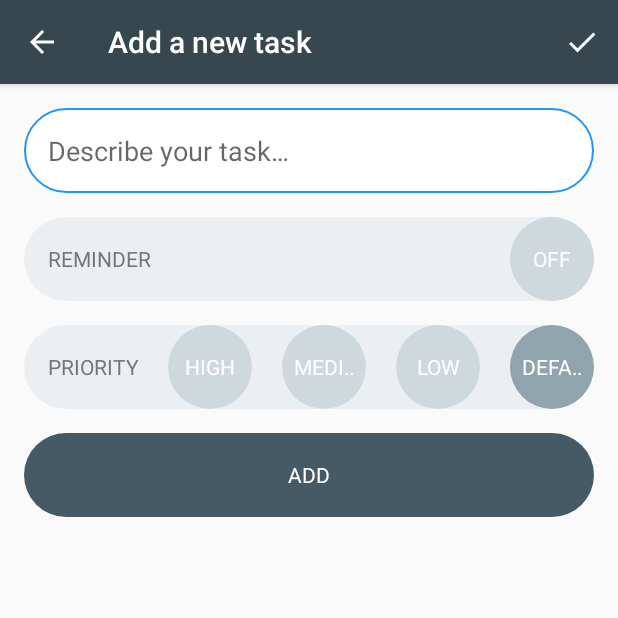
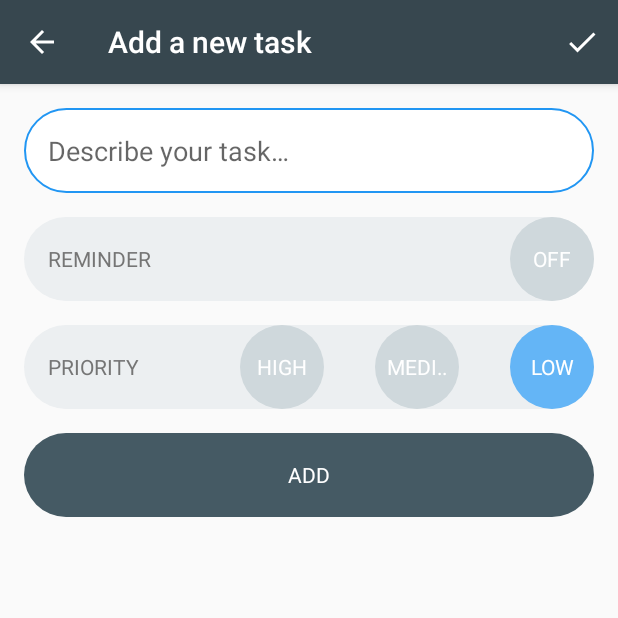
Before and after one commit to choliy/ToDoList, an Android app: the TaskActivity screen opened directly, with no data from a screen before it, on a phone screen of 412 x 824 dp, the top half of it. Run offline under Robolectric (Android 15) with nearby library versions, the phone set to English and light mode, and no system bars.

Commit message:
Updated UI

```diff
--- a/app/build.gradle
+++ b/app/build.gradle
@@ -7,8 +7,8 @@ android {
         applicationId "com.choliy.igor.todolist"
         minSdkVersion 17
         targetSdkVersion 25
-        versionCode 9
-        versionName "1.5.4"
+        versionCode 10
+        versionName "1.5.5"
     }
     buildTypes {
         release {
--- a/app/src/main/java/com/choliy/igor/todolist/activity/TaskActivity.java
+++ b/app/src/main/java/com/choliy/igor/todolist/activity/TaskActivity.java
@@ -41,8 +41,8 @@ public class TaskActivity extends AppCompatActivity implements View.OnClickListe
 
     // Variables for handle changes for unsaved changes dialog
     private long mSavedReminderTime;
-    private int mPriority = ProjectConstants.PRIORITY_DEFAULT;
-    private int mPriorityChanged = ProjectConstants.PRIORITY_DEFAULT;
+    private int mPriority = ProjectConstants.PRIORITY_LOW;
+    private int mPriorityChanged = ProjectConstants.PRIORITY_LOW;
     private String mSavedDescription = ProjectConstants.DESCRIPTION_EMPTY;
 
     protected void onCreate(Bundle savedInstanceState) {
@@ -118,10 +118,6 @@ public class TaskActivity extends AppCompatActivity implements View.OnClickListe
                 mPriority = ProjectConstants.PRIORITY_LOW;
                 TaskUtils.setButtonBackground(this, mPriority);
                 break;
-            case R.id.buttonDefault:
-                mPriority = ProjectConstants.PRIORITY_DEFAULT;
-                TaskUtils.setButtonBackground(this, mPriority);
-                break;
             case R.id.buttonAction:
                 addOrUpdateTask();
                 break;
@@ -176,6 +172,11 @@ public class TaskActivity extends AppCompatActivity implements View.OnClickListe
             ReminderUtils.sReminderId = cursor.getLong(idIndex);
             String description = cursor.getString(descriptionIndex);
             mPriority = cursor.getInt(priorityIndex);
+
+            // For avoiding bugs in old versions of the app after updating
+            if (mPriority == ProjectConstants.PRIORITY_DEFAULT)
+                mPriority = ProjectConstants.PRIORITY_LOW;
+
             if (ReminderUtils.sReminderTime > ProjectConstants.REMINDER_TIME_NULL)
                 mSavedReminderTime = ReminderUtils.sReminderTime;
             else
@@ -282,14 +283,12 @@ public class TaskActivity extends AppCompatActivity implements View.OnClickListe
         TextView buttonHigh = (TextView) findViewById(R.id.buttonHigh);
         TextView buttonMedium = (TextView) findViewById(R.id.buttonMedium);
         TextView buttonLow = (TextView) findViewById(R.id.buttonLow);
-        TextView buttonDefault = (TextView) findViewById(R.id.buttonDefault);
         TextView buttonReminder = (TextView) findViewById(R.id.buttonReminder);
 
         mButtonAction.setOnClickListener(this);
         buttonHigh.setOnClickListener(this);
         buttonMedium.setOnClickListener(this);
         buttonLow.setOnClickListener(this);
-        buttonDefault.setOnClickListener(this);
         buttonReminder.setOnClickListener(this);
         buttonReminder.setOnLongClickListener(new View.OnLongClickListener() {
             @Override
--- a/app/src/main/java/com/choliy/igor/todolist/util/ReminderUtils.java
+++ b/app/src/main/java/com/choliy/igor/todolist/util/ReminderUtils.java
@@ -72,9 +72,6 @@ public final class ReminderUtils {
             case ProjectConstants.PRIORITY_LOW:
                 builder.setColor(ContextCompat.getColor(context, R.color.colorLow));
                 break;
-            case ProjectConstants.PRIORITY_DEFAULT:
-                builder.setColor(ContextCompat.getColor(context, R.color.colorDefaultDark));
-                break;
         }
 
         NotificationManager notificationManager =
--- a/app/src/main/java/com/choliy/igor/todolist/util/TaskUtils.java
+++ b/app/src/main/java/com/choliy/igor/todolist/util/TaskUtils.java
@@ -65,43 +65,37 @@ public final class TaskUtils {
         TextView buttonHigh = (TextView) ((Activity) context).findViewById(R.id.buttonHigh);
         TextView buttonMedium = (TextView) ((Activity) context).findViewById(R.id.buttonMedium);
         TextView buttonLow = (TextView) ((Activity) context).findViewById(R.id.buttonLow);
-        TextView buttonDefault = (TextView) ((Activity) context).findViewById(R.id.buttonDefault);
 
         GradientDrawable priorityHigh = (GradientDrawable) buttonHigh.getBackground();
         GradientDrawable priorityMedium = (GradientDrawable) buttonMedium.getBackground();
         GradientDrawable priorityLow = (GradientDrawable) buttonLow.getBackground();
-        GradientDrawable priorityDefault = (GradientDrawable) buttonDefault.getBackground();
 
         final int colorHigh = ContextCompat.getColor(context, R.color.colorHigh);
         final int colorMedium = ContextCompat.getColor(context, R.color.colorMedium);
         final int colorLow = ContextCompat.getColor(context, R.color.colorLow);
         final int colorDefault = ContextCompat.getColor(context, R.color.colorDefault);
-        final int colorDefaultDark = ContextCompat.getColor(context, R.color.colorDefaultDark);
 
         switch (priority) {
             case ProjectConstants.PRIORITY_HIGH:
                 priorityHigh.setColor(colorHigh);
                 priorityMedium.setColor(colorDefault);
                 priorityLow.setColor(colorDefault);
-                priorityDefault.setColor(colorDefault);
                 break;
             case ProjectConstants.PRIORITY_MEDIUM:
                 priorityHigh.setColor(colorDefault);
                 priorityMedium.setColor(colorMedium);
                 priorityLow.setColor(colorDefault);
-                priorityDefault.setColor(colorDefault);
                 break;
             case ProjectConstants.PRIORITY_LOW:
                 priorityHigh.setColor(colorDefault);
                 priorityMedium.setColor(colorDefault);
                 priorityLow.setColor(colorLow);
-                priorityDefault.setColor(colorDefault);
                 break;
+            // For avoiding bugs in old versions of the app after updating
             case ProjectConstants.PRIORITY_DEFAULT:
                 priorityHigh.setColor(colorDefault);
                 priorityMedium.setColor(colorDefault);
-                priorityLow.setColor(colorDefault);
-                priorityDefault.setColor(colorDefaultDark);
+                priorityLow.setColor(colorLow);
                 break;
         }
     }
--- a/app/src/main/res/drawable/priority_background.xml
+++ b/app/src/main/res/drawable/priority_background.xml
@@ -4,6 +4,6 @@
     android:shape="rectangle">
 
     <corners android:radius="@dimen/button_radius"/>
-    <solid android:color="@color/colorPriorityBackground"/>
+    <solid android:color="@color/colorToolsBackground"/>
 
 </shape>
--- a/app/src/main/res/layout-land/activity_task.xml
+++ b/app/src/main/res/layout-land/activity_task.xml
@@ -34,33 +34,26 @@
                     style="@style/TextViewStyle"
                     android:text="@string/priority_text"/>
 
-                <View style="@style/ViewStyle"/>
+                <View style="@style/ViewSecondStyle"/>
 
                 <TextView
                     android:id="@+id/buttonHigh"
                     style="@style/ButtonPriorityStyle"
                     android:text="@string/button_high"/>
 
-                <View style="@style/ViewStyle"/>
+                <View style="@style/ViewFirstStyle"/>
 
                 <TextView
                     android:id="@+id/buttonMedium"
                     style="@style/ButtonPriorityStyle"
                     android:text="@string/button_medium"/>
 
-                <View style="@style/ViewStyle"/>
+                <View style="@style/ViewFirstStyle"/>
 
                 <TextView
                     android:id="@+id/buttonLow"
                     style="@style/ButtonPriorityStyle"
                     android:text="@string/button_low"/>
-
-                <View style="@style/ViewStyle"/>
-
-                <TextView
-                    android:id="@+id/buttonDefault"
-                    style="@style/ButtonPriorityStyle"
-                    android:text="@string/button_default"/>
 
             </LinearLayout>
 
@@ -75,7 +68,7 @@
                     style="@style/TextViewStyle"
                     android:text="@string/reminder_text"/>
 
-                <View style="@style/ViewStyle"/>
+                <View style="@style/ViewFirstStyle"/>
 
                 <TextView
                     android:id="@+id/buttonReminder"
--- a/app/src/main/res/layout/activity_task.xml
+++ b/app/src/main/res/layout/activity_task.xml
@@ -26,7 +26,7 @@
                 style="@style/TextViewStyle"
                 android:text="@string/reminder_text"/>
 
-            <View style="@style/ViewStyle"/>
+            <View style="@style/ViewFirstStyle"/>
 
             <TextView
                 android:id="@+id/buttonReminder"
@@ -46,33 +46,26 @@
                 style="@style/TextViewStyle"
                 android:text="@string/priority_text"/>
 
-            <View style="@style/ViewStyle"/>
+            <View style="@style/ViewSecondStyle"/>
 
             <TextView
                 android:id="@+id/buttonHigh"
                 style="@style/ButtonPriorityStyle"
                 android:text="@string/button_high"/>
 
-            <View style="@style/ViewStyle"/>
+            <View style="@style/ViewFirstStyle"/>
 
             <TextView
                 android:id="@+id/buttonMedium"
                 style="@style/ButtonPriorityStyle"
                 android:text="@string/button_medium"/>
 
-            <View style="@style/ViewStyle"/>
+            <View style="@style/ViewFirstStyle"/>
 
             <TextView
                 android:id="@+id/buttonLow"
                 style="@style/ButtonPriorityStyle"
                 android:text="@string/button_low"/>
-
-            <View style="@style/ViewStyle"/>
-
-            <TextView
-                android:id="@+id/buttonDefault"
-                style="@style/ButtonPriorityStyle"
-                android:text="@string/button_default"/>
 
         </LinearLayout>
 
--- a/app/src/main/res/layout/dialog_reminder.xml
+++ b/app/src/main/res/layout/dialog_reminder.xml
@@ -59,7 +59,7 @@
             android:layout_weight="1"
             android:gravity="center_horizontal"
             android:text="@string/dialog_date_text"
-            android:textColor="@color/colorDefaultDark"
+            android:textColor="@color/colorSecondaryText"
             android:textSize="@dimen/text_small"/>
 
         <TextView
@@ -69,7 +69,7 @@
             android:layout_weight="1"
             android:gravity="center_horizontal"
             android:text="@string/dialog_time_text"
-            android:textColor="@color/colorDefaultDark"
+            android:textColor="@color/colorSecondaryText"
             android:textSize="@dimen/text_small"/>
 
     </LinearLayout>
--- a/app/src/main/res/values/colors.xml
+++ b/app/src/main/res/values/colors.xml
@@ -7,9 +7,8 @@
     <color name="colorAccent">#2196F3</color>
 
     <!-- Colors for task priority selection -->
-    <color name="colorPriorityBackground">#ECEFF1</color>
+    <color name="colorToolsBackground">#ECEFF1</color>
     <color name="colorDefault">#CFD8DC</color>
-    <color name="colorDefaultDark">#90A4AE</color>
     <color name="colorHigh">#EF5350</color>
     <color name="colorMedium">#FFCA28</color>
     <color name="colorLow">#64B5F6</color>
--- a/app/src/main/res/values/dimens.xml
+++ b/app/src/main/res/values/dimens.xml
@@ -10,7 +10,7 @@
     <dimen name="priority_size">56dp</dimen>
     <dimen name="picker_size">128dp</dimen>
     <dimen name="info_icon_size">160dp</dimen>
-    <dimen name="action_button_size">170dp</dimen>
+    <dimen name="action_button_size">200dp</dimen>
     <dimen name="text_small">16sp</dimen>
     <dimen name="text_medium">18sp</dimen>
     <dimen name="text_big">20sp</dimen>
--- a/app/src/main/res/values/styles.xml
+++ b/app/src/main/res/values/styles.xml
@@ -46,10 +46,14 @@
         <item name="android:text">@string/button_add</item>
     </style>
 
-    <style name="ViewStyle">
+    <style name="ViewFirstStyle">
         <item name="android:layout_width">0dp</item>
         <item name="android:layout_height">match_parent</item>
         <item name="android:layout_weight">1</item>
     </style>
 
+    <style name="ViewSecondStyle" parent="ViewFirstStyle">
+        <item name="android:layout_weight">2</item>
+    </style>
+
 </resources>
```
Also changed, not shown: app/src/main/java/com/choliy/igor/todolist/TaskCursorAdapter.java (+6 -5 lines).
